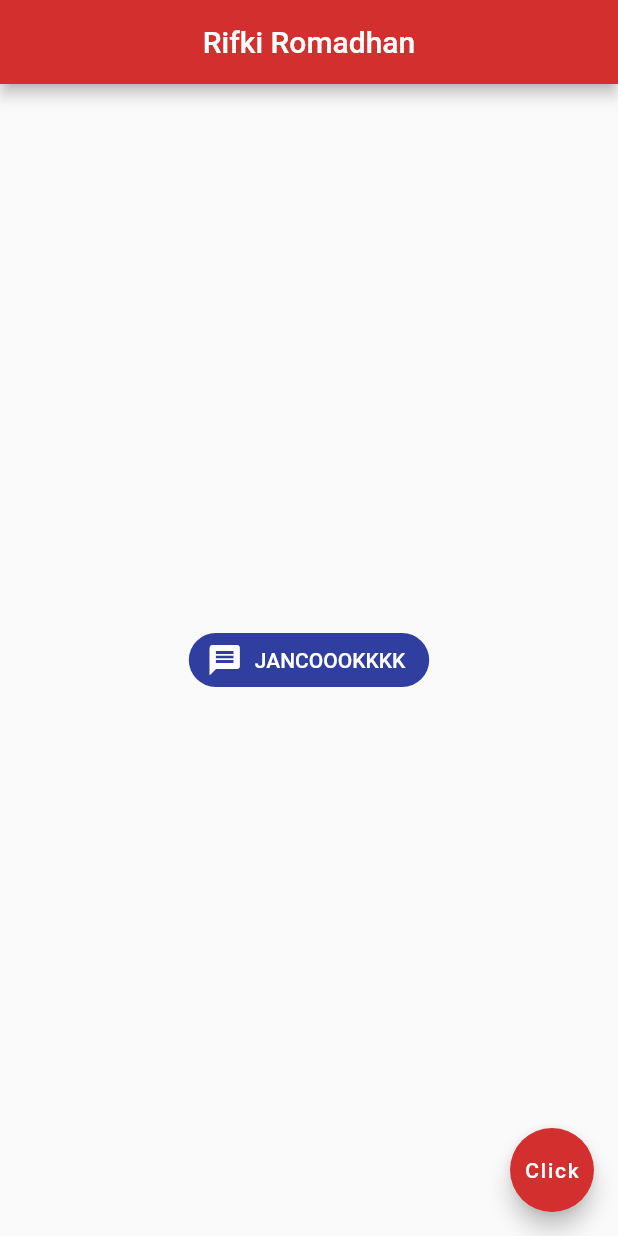
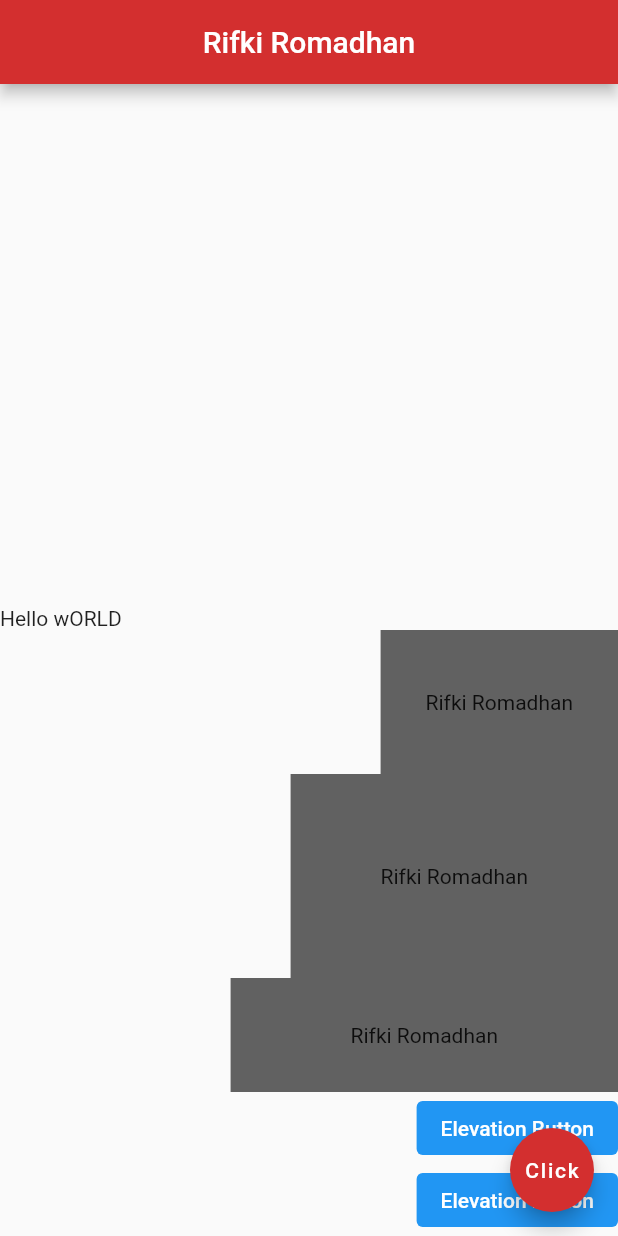
Before and after one commit to IkkiRama/Belajar-Flutter, a Flutter app: the screen it shows after launch, on a phone screen of 412 x 824 dp. Run offline on Flutter 3.47's test engine with Material 2 defaults, Android fonts, the light colour scheme and no system bars.

Commit message:
Add Row and Coloum

```diff
--- a/lib/main.dart
+++ b/lib/main.dart
@@ -13,22 +13,92 @@ class Home extends StatelessWidget {
           centerTitle: true,
           backgroundColor: Colors.red[700],
         ),
-        body: Center(
-          child: ElevatedButton.icon(
-            onPressed: null,
-            icon: const Icon(Icons.message, color: Colors.white),
-            label: const Text("JANCOOOKKKK",
-                style: TextStyle(color: Colors.white)),
-            style: ButtonStyle(
-                shape: MaterialStateProperty.all<RoundedRectangleBorder>(
-                    RoundedRectangleBorder(
-                  borderRadius: BorderRadius.circular(18.0),
-                )),
-                backgroundColor: MaterialStateProperty.all(Colors.indigo[700])),
-          ),
+        body: Column(
+          mainAxisAlignment: MainAxisAlignment.end,
+          crossAxisAlignment: CrossAxisAlignment.end,
+          children: <Widget>[
+            Row(
+              children: <Widget>[
+                Text("Hello"),
+                Text(" wORLD"),
+              ],
+            ),
+            Container(
+              padding: const EdgeInsets.symmetric(horizontal: 30, vertical: 40),
+              color: Colors.grey[700],
+              child: const Text("Rifki Romadhan"),
+            ),
+            Container(
+              padding: const EdgeInsets.symmetric(horizontal: 60, vertical: 60),
+              color: Colors.grey[700],
+              child: const Text("Rifki Romadhan"),
+            ),
+            Container(
+              padding: const EdgeInsets.symmetric(horizontal: 80, vertical: 30),
+              color: Colors.grey[700],
+              child: const Text("Rifki Romadhan"),
+            ),
+            ElevatedButton(
+              onPressed: null,
+              child: Text("Elevation Button",
+                  style: TextStyle(color: Colors.white)),
+              style: ButtonStyle(
+                  backgroundColor: MaterialStateProperty.all(Colors.blue)),
+            ),
+            ElevatedButton(
+              onPressed: null,
+              child: Text("Elevation Button",
+                  style: TextStyle(color: Colors.white)),
+              style: ButtonStyle(
+                  backgroundColor: MaterialStateProperty.all(Colors.blue)),
+            ),
+          ],
         ),
 
-        //body: Center(
+        // body: Row(
+        //   mainAxisAlignment: MainAxisAlignment.spaceEvenly,
+        //   crossAxisAlignment: CrossAxisAlignment.end,
+        //   children: <Widget>[
+        //     Container(
+        //       // padding: const EdgeInsets.,
+        //       // padding: const EdgeInsets.only(left: 40, top: 50),
+        //       // padding: const EdgeInsets.fromLTRB(10, 30, 60, 100),
+        //       // padding: const EdgeInsets.symmetric(horizontal: 30, vertical: 15),
+        //       // padding: const EdgeInsets.all(30),
+        //       color: Colors.grey[700],
+        //       child: const Text("Rifki Romadhan"),
+        //     ),
+        //     ElevatedButton(
+        //       onPressed: null,
+        //       child: Text("Elevation Button",
+        //           style: TextStyle(color: Colors.white)),
+        //       style: ButtonStyle(
+        //           backgroundColor: MaterialStateProperty.all(Colors.blue)),
+        //     ),
+        //     Container(
+        //       padding: EdgeInsets.symmetric(horizontal: 40, vertical: 20),
+        //       color: Colors.yellow,
+        //       child: Text("JANCOK"),
+        //     )
+        //   ],
+        // ),
+
+        // body : Center(
+        //   child: ElevatedButton.icon(
+        //     onPressed: null,
+        //     icon: const Icon(Icons.message, color: Colors.white),
+        //     label: const Text("JANCOOOKKKK",
+        //         style: TextStyle(color: Colors.white)),
+        //     style: ButtonStyle(
+        //         shape: MaterialStateProperty.all<RoundedRectangleBorder>(
+        //             RoundedRectangleBorder(
+        //           borderRadius: BorderRadius.circular(18.0),
+        //         )),
+        //         backgroundColor: MaterialStateProperty.all(Colors.indigo[700])),
+        //   ),
+        // ),
+
+        // body:Center(
         //     child: OutlinedButton(
         //         onPressed: null,
         //         child: Text("Outlined Button",
```
